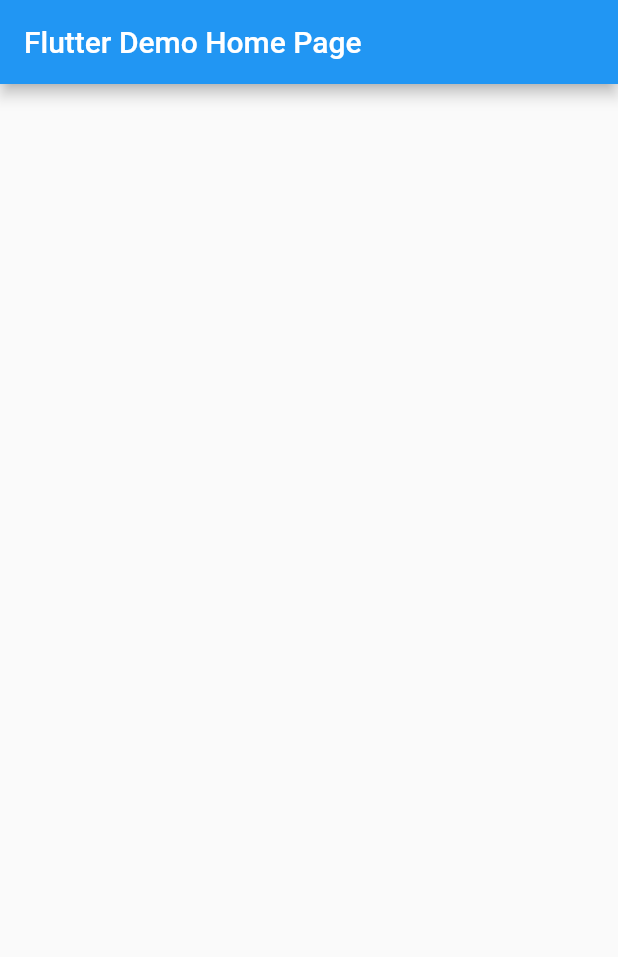
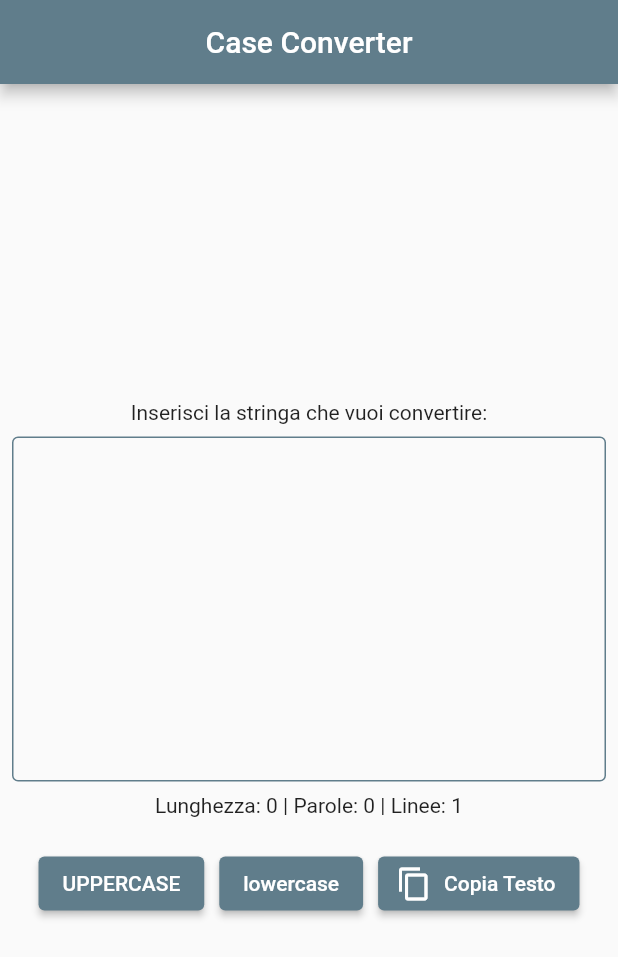
Before and after one commit to IsD4n73/Case-Converter, a Flutter app: the screen it shows after launch, on a phone screen of 412 x 824 dp. Shown: the top 957 px of the screen. Run offline on Flutter 3.47's test engine with Material 2 defaults, Android fonts, the phone set to English and light mode, and no system bars.

Commit message:
feature added

```diff
--- /dev/null
+++ b/lib/controller/string_controller.dart
@@ -0,0 +1,14 @@
+import 'package:case_converter/model/consts.dart';
+
+String getWordCount(String s) {
+  final Iterable matches = AppConst.word.allMatches(s);
+  final int count = matches.length;
+
+  return "$count";
+}
+
+String getLinesCount(String s) {
+  final numLines = '\n'.allMatches(s).length + 1;
+
+  return "$numLines";
+}
--- a/lib/main.dart
+++ b/lib/main.dart
@@ -1,3 +1,4 @@
+import 'package:case_converter/view/home.dart';
 import 'package:flutter/material.dart';
 
 void main() {
@@ -10,38 +11,11 @@
   @override
   Widget build(BuildContext context) {
     return MaterialApp(
-      title: 'Flutter Demo',
+      title: 'Case Converter',
       theme: ThemeData(
-        primarySwatch: Colors.blue,
+        primarySwatch: Colors.blueGrey,
       ),
-      home: const MyHomePage(title: 'Flutter Demo Home Page'),
+      home: const MyHomePage(),
     );
   }
 }
-
-class MyHomePage extends StatefulWidget {
-  const MyHomePage({super.key, required this.title});
-  final String title;
-
-  @override
-  State<MyHomePage> createState() => _MyHomePageState();
-}
-
-class _MyHomePageState extends State<MyHomePage> {
-  @override
-  Widget build(BuildContext context) {
-    return Scaffold(
-      appBar: AppBar(
-        title: Text(widget.title),
-      ),
-      body: Center(
-        child: SingleChildScrollView(
-          child: Column(
-            mainAxisAlignment: MainAxisAlignment.center,
-            children: [],
-          ),
-        ),
-      ),
-    );
-  }
-}
--- /dev/null
+++ b/lib/model/consts.dart
@@ -0,0 +1,3 @@
+class AppConst {
+  static RegExp word = RegExp(r"[\w-._]+");
+}
--- /dev/null
+++ b/lib/view/buttons.dart
@@ -0,0 +1,58 @@
+import 'package:flutter/material.dart';
+import 'package:flutter/services.dart';
+
+class ButtonWidgets extends StatefulWidget {
+  final TextEditingController stringController;
+
+  const ButtonWidgets({
+    Key? key,
+    required this.stringController,
+  }) : super(key: key);
+
+  @override
+  State<ButtonWidgets> createState() => _ButtonWidgetsState();
+}
+
+class _ButtonWidgetsState extends State<ButtonWidgets> {
+  @override
+  Widget build(BuildContext context) {
+    String string = widget.stringController.text;
+
+    return Wrap(
+      alignment: WrapAlignment.spaceBetween,
+      spacing: 10,
+      runSpacing: 10,
+      children: [
+        ElevatedButton(
+          onPressed: () {
+            setState(() {
+              widget.stringController.text =
+                  widget.stringController.text.toUpperCase();
+            });
+          },
+          child: const Text("UPPERCASE"),
+        ),
+        ElevatedButton(
+          onPressed: () {
+            setState(() {
+              widget.stringController.text =
+                  widget.stringController.text.toLowerCase();
+            });
+          },
+          child: const Text("lowercase"),
+        ),
+        ElevatedButton.icon(
+          onPressed: () async {
+            await Clipboard.setData(
+              ClipboardData(
+                text: string,
+              ),
+            );
+          },
+          icon: const Icon(Icons.copy),
+          label: const Text("Copia Testo"),
+        )
+      ],
+    );
+  }
+}
--- /dev/null
+++ b/lib/view/home.dart
@@ -0,0 +1,68 @@
+import 'package:case_converter/view/buttons.dart';
+import 'package:flutter/material.dart';
+
+import '../controller/string_controller.dart';
+
+class MyHomePage extends StatefulWidget {
+  const MyHomePage({super.key});
+
+  @override
+  State<MyHomePage> createState() => _MyHomePageState();
+}
+
+class _MyHomePageState extends State<MyHomePage> {
+  TextEditingController stringController = TextEditingController();
+
+  @override
+  Widget build(BuildContext context) {
+    return Scaffold(
+      appBar: AppBar(
+        title: const Text("Case Converter"),
+        centerTitle: true,
+      ),
+      body: Center(
+        child: SingleChildScrollView(
+          child: Column(
+            mainAxisAlignment: MainAxisAlignment.center,
+            children: [
+              const Text("Inserisci la stringa che vuoi convertire:"),
+              Padding(
+                padding: const EdgeInsets.all(8),
+                child: TextFormField(
+                  controller: stringController,
+                  maxLines: 10,
+                  onChanged: (value) {
+                    setState(() {});
+                  },
+                  decoration: const InputDecoration(
+                    focusedBorder: OutlineInputBorder(
+                      borderSide: BorderSide(
+                        width: 2,
+                        color: Colors.blueGrey,
+                      ),
+                    ),
+                    enabledBorder: OutlineInputBorder(
+                      borderSide: BorderSide(
+                        width: 1,
+                        color: Colors.blueGrey,
+                      ),
+                    ),
+                  ),
+                ),
+              ),
+              Text(
+                "Lunghezza: ${stringController.text.length} | "
+                "Parole: ${getWordCount(stringController.text)} | "
+                "Linee: ${getLinesCount(stringController.text)}",
+              ),
+              const SizedBox(height: 20),
+              ButtonWidgets(
+                stringController: stringController,
+              ),
+            ],
+          ),
+        ),
+      ),
+    );
+  }
+}
```
